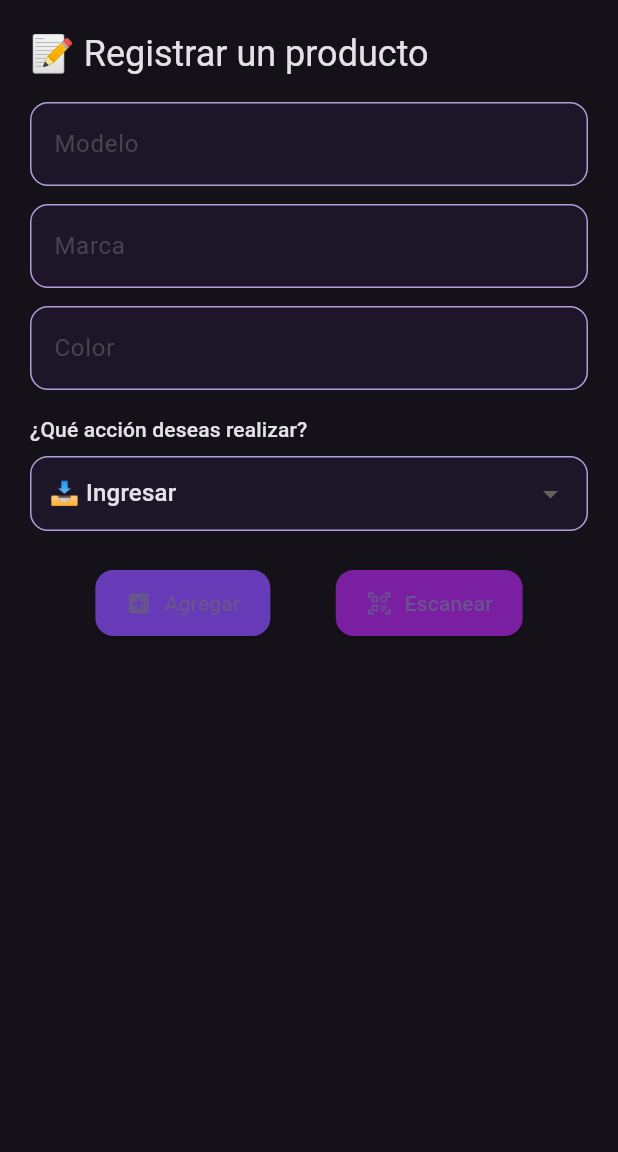
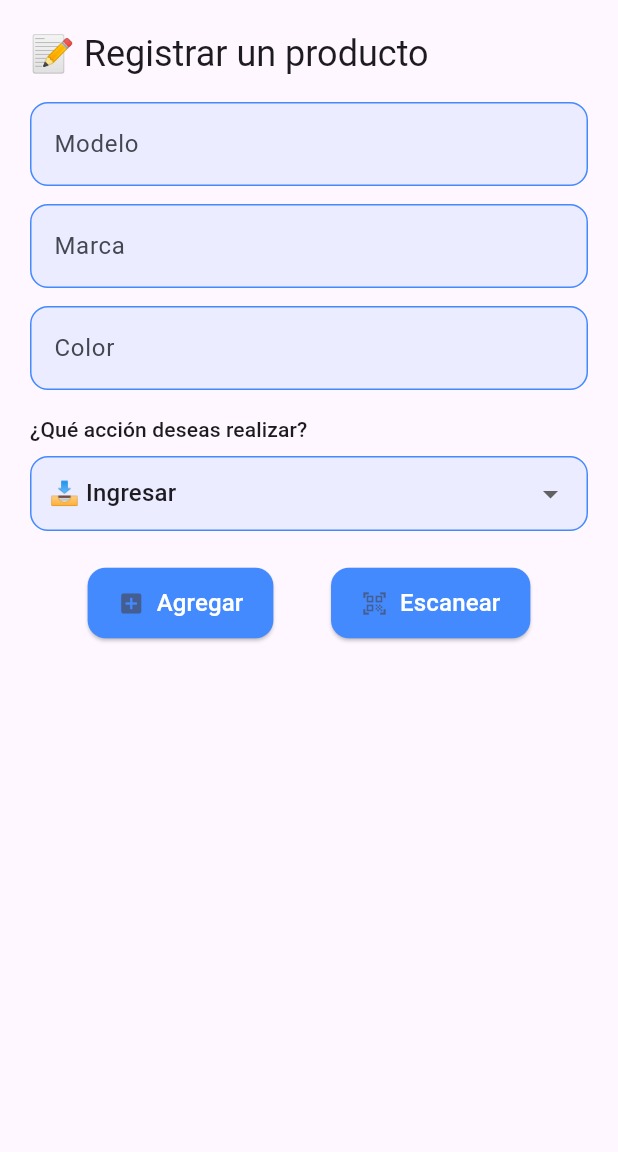
Before and after one commit to d-marquina/APP-Control-de-Inventarios-V3, a Flutter app: the screen it shows after launch, after a tap on "Agregar", on a phone screen of 412 x 824 dp, the part 84-1236 px from its top. Run offline on Flutter 3.47's test engine with Material 3 defaults, Android fonts, the phone set to English and light mode, and no system bars; missing offline and left inert: mobile_scanner; network calls fail.

Commit message:
Color changed

```diff
--- a/app_control_de_inventarios_v3/lib/main.dart
+++ b/app_control_de_inventarios_v3/lib/main.dart
@@ -7,13 +7,15 @@ void main() {
   runApp(MaterialApp(
     debugShowCheckedModeBanner: false,
     home: InventoryApp(),
-    theme: ThemeData.dark(useMaterial3: true).copyWith(
-      colorScheme: ColorScheme.fromSeed(seedColor: Colors.deepPurple),
+    theme: ThemeData.light(useMaterial3: true).copyWith(
+      colorScheme: ColorScheme.fromSeed(seedColor: Colors.blueAccent),
     ),
   ));
 }
 
 class InventoryApp extends StatefulWidget {
+  const InventoryApp({super.key});
+
   @override
   _InventoryAppState createState() => _InventoryAppState();
 }
@@ -49,7 +51,7 @@ class _InventoryAppState extends State<InventoryApp> {
           ? "🔁 Redireccionamiento activado"
           : response.body;
 
-      print("📅 Respuesta final:\n\$bodyText");
+      print("📅 Respuesta final:\n$bodyText");
 
       if (mounted) {
         ScaffoldMessenger.of(context).showSnackBar(
@@ -77,10 +79,10 @@ class _InventoryAppState extends State<InventoryApp> {
     return InputDecoration(
       labelText: label,
       filled: true,
-      fillColor: Colors.deepPurple.withOpacity(0.1),
+      fillColor: Colors.blueAccent.withOpacity(0.1),
       border: OutlineInputBorder(borderRadius: BorderRadius.circular(12)),
       enabledBorder: OutlineInputBorder(
-        borderSide: BorderSide(color: Colors.deepPurple.shade200),
+        borderSide: BorderSide(color: Colors.blueAccent.shade200),
         borderRadius: BorderRadius.circular(12),
       ),
     );
@@ -120,9 +122,9 @@ class _InventoryAppState extends State<InventoryApp> {
             Container(
               padding: EdgeInsets.symmetric(horizontal: 12),
               decoration: BoxDecoration(
-                color: Colors.deepPurple.withOpacity(0.1),
+                color: Colors.blueAccent.withOpacity(0.1),
                 borderRadius: BorderRadius.circular(12),
-                border: Border.all(color: Colors.deepPurple.shade200),
+                border: Border.all(color: Colors.blueAccent.shade200),
               ),
               child: DropdownButtonHideUnderline(
                 child: DropdownButton<String>(
@@ -149,22 +151,22 @@ class _InventoryAppState extends State<InventoryApp> {
                 ElevatedButton.icon(
                   style: ElevatedButton.styleFrom(
                     padding: const EdgeInsets.symmetric(horizontal: 20, vertical: 12),
-                    backgroundColor: Colors.deepPurple,
+                    backgroundColor: Colors.blueAccent,
                     shape: RoundedRectangleBorder(borderRadius: BorderRadius.circular(12)),
                   ),
                   onPressed: addItem,
                   icon: Icon(Icons.add_box),
-                  label: Text("Agregar"),
+                  label: Text("Agregar", style: TextStyle(color: Colors.white, fontSize: 16)),
                 ),
                 ElevatedButton.icon(
                   style: ElevatedButton.styleFrom(
                     padding: const EdgeInsets.symmetric(horizontal: 20, vertical: 12),
-                    backgroundColor: Colors.purple.shade700,
+                    backgroundColor: Colors.blueAccent,
                     shape: RoundedRectangleBorder(borderRadius: BorderRadius.circular(12)),
                   ),
                   onPressed: () => scanCodeAndSend(_selectedAction),
                   icon: Icon(Icons.qr_code_scanner),
-                  label: Text("Escanear"),
+                  label: Text("Escanear", style: TextStyle(color: Colors.white, fontSize: 16)),
                 ),
               ],
             ),
@@ -179,7 +181,7 @@ class QRScannerScreen extends StatefulWidget {
   final String scriptURL;
   final String action;
 
-  QRScannerScreen({required this.scriptURL, required this.action});
+  const QRScannerScreen({super.key, required this.scriptURL, required this.action});
 
   @override
   State<QRScannerScreen> createState() => _QRScannerScreenState();
@@ -220,7 +222,7 @@ class _QRScannerScreenState extends State<QRScannerScreen> {
 
       if (mounted) {
         print("🔄 Código de estado: \${response.statusCode}");
-        print("📅 Respuesta final:\n\$mensaje");
+        print("📅 Respuesta final:\n$mensaje");
         Navigator.pop(context);
       }
     } catch (e) {
```
Also changed, not shown: 1 other file.
